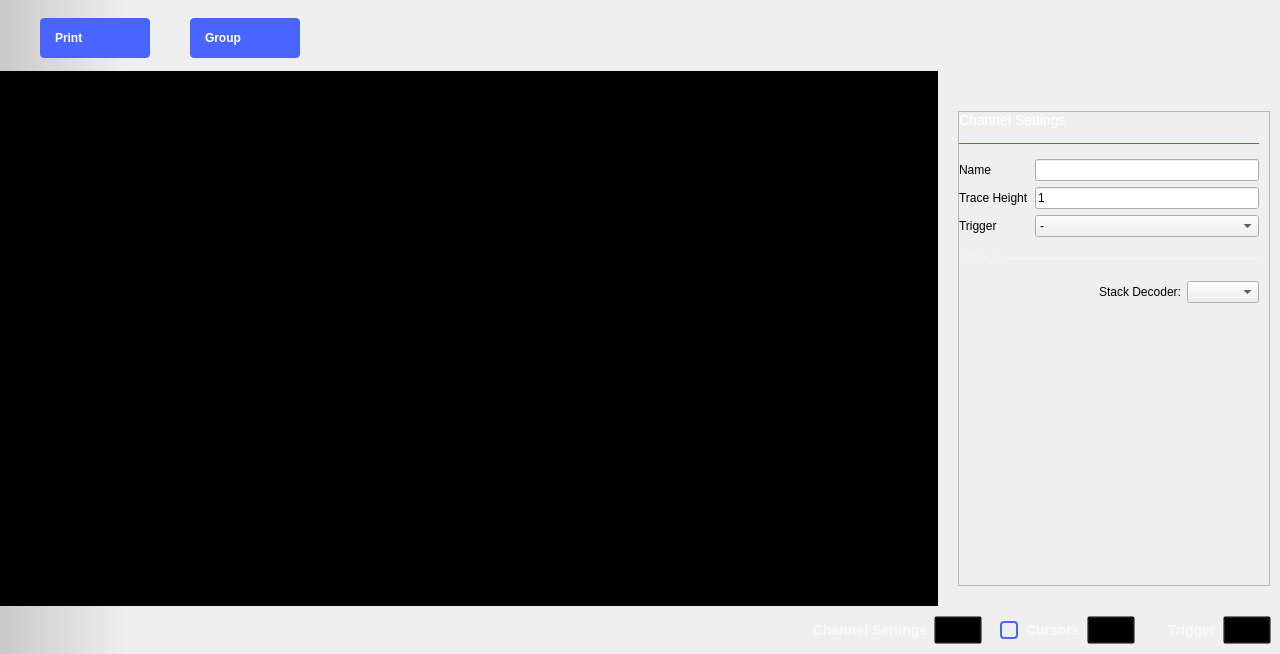
Above: ui/logic_analyzer.ui from analogdevicesinc/scopy before the change. Below: the same form after it.
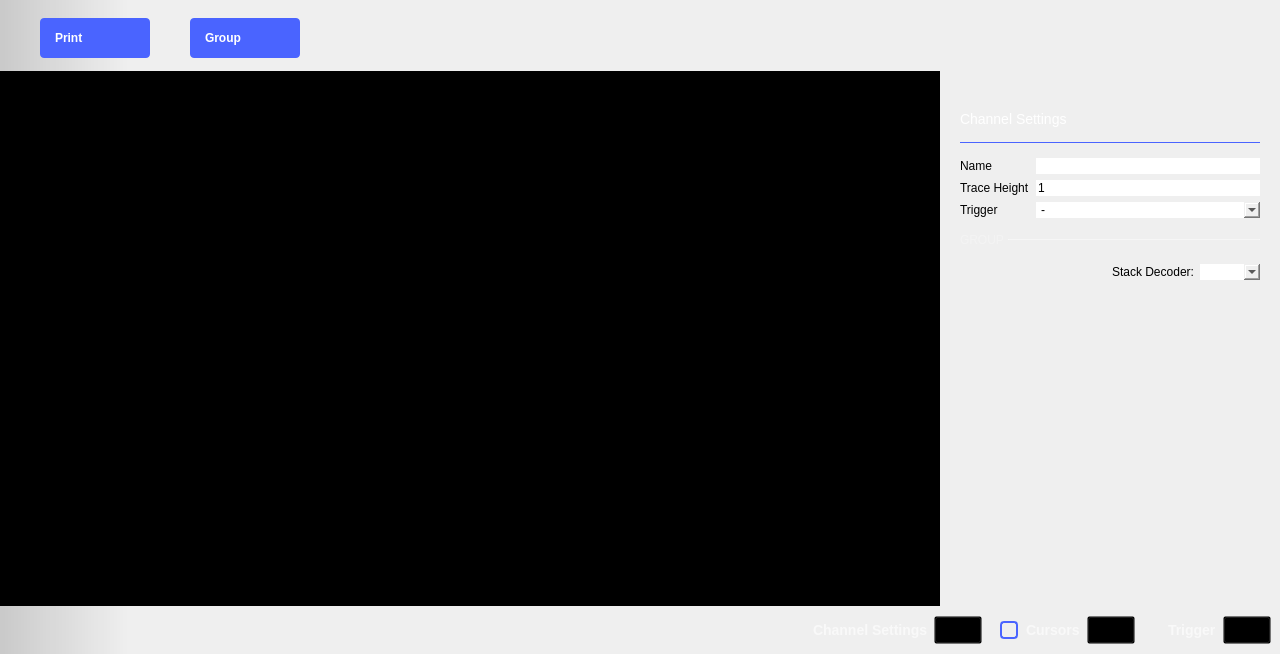
That is the form after the change. The open tabs and pages were chosen to show the change. Icons and pictures are not drawn. Custom widgets are drawn as their Qt base class.

Commit message: Force no border for widgets

What changed in the file:
```diff
--- a/ui/logic_analyzer.ui
+++ b/ui/logic_analyzer.ui
@@ -620,6 +620,9 @@
               <height>0</height>
              </size>
             </property>
+            <property name="styleSheet">
+             <string notr="true">QWidget {border:none;}</string>
+            </property>
             <layout class="QVBoxLayout" name="verticalLayout">
              <property name="spacing">
               <number>0</number>
@@ -696,7 +699,7 @@
                       <x>0</x>
                       <y>0</y>
                       <width>310</width>
-                      <height>467</height>
+                      <height>469</height>
                      </rect>
                     </property>
                     <property name="sizePolicy">
```
Left out of the diff: 4 changed lines with no effect on the pictures.
